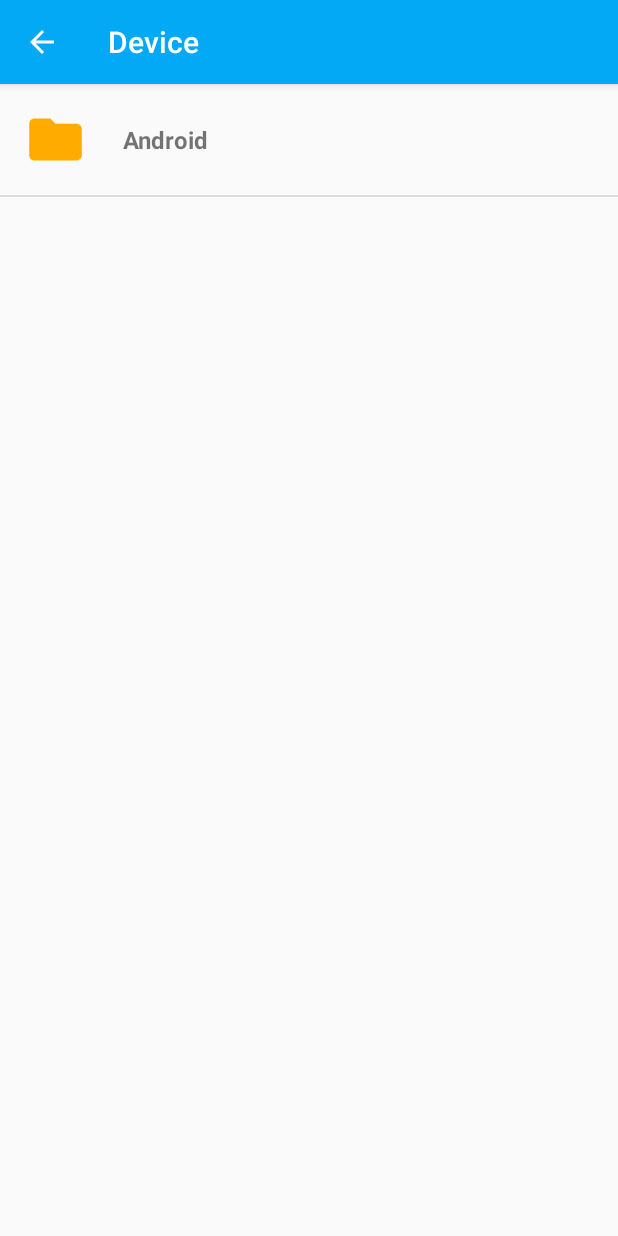
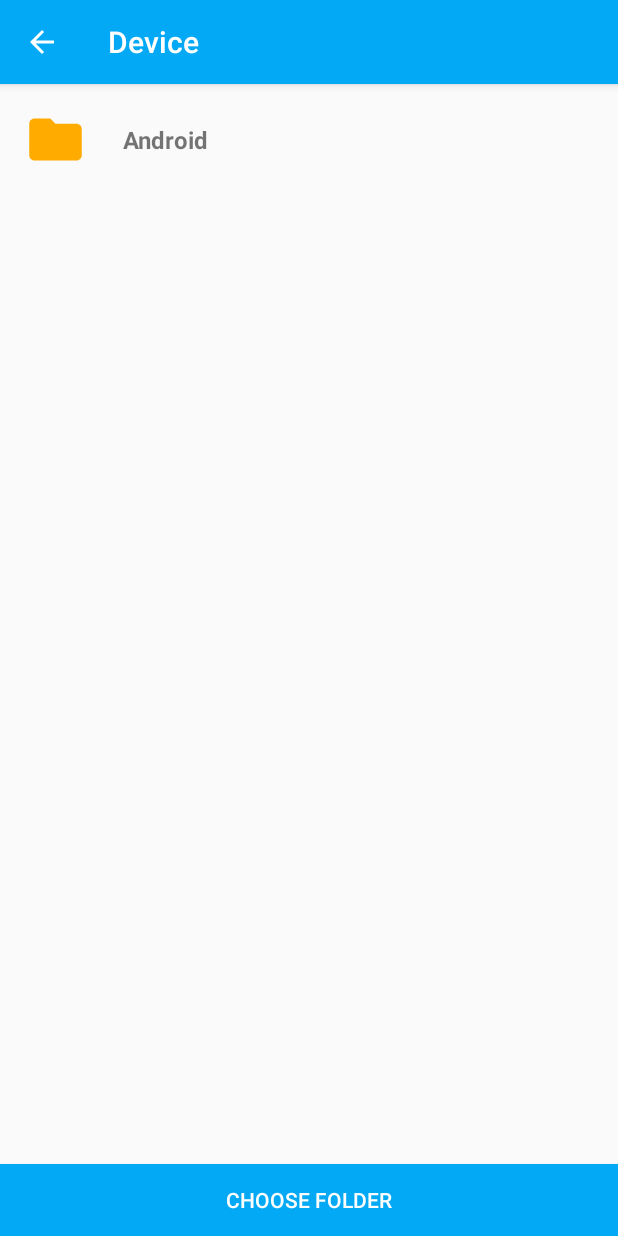
Before and after one commit to TheLuckyCoder/MaterialChooser, an Android app: the ChooserActivity screen opened directly, with no data from a screen before it, after a tap on "Parent Directory", on a phone screen of 412 x 824 dp. Run offline under Robolectric (Android 15) with nearby library versions, the phone set to English and light mode, and no system bars; 1 other tap on this screen came first.

Commit message:
Replace ListView with RecyclerView

```diff
--- a/build.gradle
+++ b/build.gradle
@@ -1,13 +1,13 @@
 // Top-level build file where you can add configuration options common to all sub-projects/modules.
 
 buildscript {
-    ext.kotlin_version = '1.1.51'
+    ext.kotlin_version = '1.1.61'
     repositories {
         google()
         jcenter()
     }
     dependencies {
-        classpath 'com.android.tools.build:gradle:3.0.0'
+        classpath 'com.android.tools.build:gradle:3.0.1'
         classpath "org.jetbrains.kotlin:kotlin-gradle-plugin:$kotlin_version"
 
         // NOTE: Do not place your application dependencies here; they belong
--- a/materialchooser/build.gradle
+++ b/materialchooser/build.gradle
@@ -21,5 +21,6 @@ android {
 
 dependencies {
     implementation "org.jetbrains.kotlin:kotlin-stdlib:$kotlin_version"
-    api 'com.android.support:appcompat-v7:27.0.0'
+    api 'com.android.support:appcompat-v7:27.0.1'
+    api 'com.android.support:recyclerview-v7:27.0.1'
 }
--- a/materialchooser/src/main/java/net/theluckycoder/materialchooser/Chooser.kt
+++ b/materialchooser/src/main/java/net/theluckycoder/materialchooser/Chooser.kt
@@ -18,7 +18,7 @@ class Chooser(private val activity: Activity,
         const val ROOT_DIR_PATH = "rootDirPath"
         const val START_DIR_PATH = "startDirPath"
         const val FILE_EXTENSION = "fileExtension"
-        const val SHOW_HIDDEN_FILES = "setShowHiddenFiles"
+        const val SHOW_HIDDEN_FILES = "showHiddenFiles"
 
         const val RESULT_PATH = "resultPath"
 
--- a/materialchooser/src/main/java/net/theluckycoder/materialchooser/ChooserActivity.kt
+++ b/materialchooser/src/main/java/net/theluckycoder/materialchooser/ChooserActivity.kt
@@ -8,26 +8,29 @@ import android.os.Environment
 import android.support.annotation.RequiresApi
 import android.support.v4.app.ActivityCompat
 import android.support.v4.content.ContextCompat
+import android.support.v7.app.AlertDialog
 import android.support.v7.app.AppCompatActivity
+import android.support.v7.widget.LinearLayoutManager
+import android.support.v7.widget.RecyclerView
 import android.util.Log
 import android.view.MenuItem
 import android.view.View
-import android.widget.AdapterView
 import android.widget.Button
-import android.widget.ListView
+import android.widget.Toast
 import java.io.File
 import java.util.*
 
 
 @RequiresApi
-class ChooserActivity : AppCompatActivity() {
+class ChooserActivity : AppCompatActivity(), FilesAdapter.OnFileClickListener {
 
-    private lateinit var listView: ListView
-    private var showHiddenFiles = false
-    private var isFileChooser = true
-    private var rootDirPath = Environment.getExternalStorageDirectory().absolutePath
-    private lateinit var currentDir: File
-    private var fileExtension = ""
+    private val mFilesList = ArrayList<FileItem>()
+    private lateinit var mAdapter: FilesAdapter
+    private var mShowHiddenFiles = false
+    private var mIsFileChooser = true
+    private var mRootDirPath = Environment.getExternalStorageDirectory().absolutePath
+    private lateinit var mCurrentDir: File
+    private var mFileExtension = ""
 
     public override fun onCreate(savedInstanceState: Bundle?) {
         super.onCreate(savedInstanceState)
@@ -35,40 +38,45 @@ class ChooserActivity : AppCompatActivity() {
 
         supportActionBar?.setDisplayHomeAsUpEnabled(true)
 
-        rootDirPath = intent.getStringExtra(Chooser.ROOT_DIR_PATH) ?: rootDirPath
-        currentDir = File(intent.getStringExtra(Chooser.START_DIR_PATH) ?: rootDirPath)
-        fileExtension = intent.getStringExtra(Chooser.FILE_EXTENSION) ?: ""
-        showHiddenFiles = intent.getBooleanExtra(Chooser.SHOW_HIDDEN_FILES, false)
-        isFileChooser = intent.getIntExtra(Chooser.CHOOSER_TYPE, 0) == 0
+        mAdapter = FilesAdapter(mFilesList, this)
+        mAdapter.setHasStableIds(true)
 
-        listView = findViewById(R.id.list)
-        listView.onItemClickListener = AdapterView.OnItemClickListener { parent, _, position, _ ->
-            val option = parent.getItemAtPosition(position) as FileItem
-            if (option.isFolder) {
-                currentDir = File(option.path)
-                load(currentDir)
-            } else {
-                onSelect(option.path)
-            }
+        val recyclerView: RecyclerView = findViewById(R.id.recycler_view)
+        recyclerView.layoutManager = LinearLayoutManager(this)
+        recyclerView.adapter = mAdapter
+        recyclerView.setHasFixedSize(true)
+
+        mRootDirPath = intent.getStringExtra(Chooser.ROOT_DIR_PATH) ?: mRootDirPath
+        mCurrentDir = File(intent.getStringExtra(Chooser.START_DIR_PATH) ?: mRootDirPath)
+        mFileExtension = intent.getStringExtra(Chooser.FILE_EXTENSION) ?: ""
+        mShowHiddenFiles = intent.getBooleanExtra(Chooser.SHOW_HIDDEN_FILES, false)
+        mIsFileChooser = intent.getIntExtra(Chooser.CHOOSER_TYPE, 0) == 0
+
+        if (!mIsFileChooser) {
+            val selectFolder: Button = findViewById(R.id.button_select_folder)
+            selectFolder.visibility = View.VISIBLE
+            selectFolder.setOnClickListener({ onSelect(mCurrentDir.absolutePath + "/") })
         }
 
-        if (!isFileChooser) {
-            val selectFolder: Button = findViewById(R.id.button_select_folder)
-            selectFolder.visibility = View.VISIBLE
-            selectFolder.setOnClickListener({ onSelect(currentDir.absolutePath + "/") })
+        mCurrentDir.mkdirs()
+        load(mCurrentDir)
+
+        checkForStoragePermission()
+    }
+
+    override fun onFileClick(item: FileItem) {
+        if (item.isFolder) {
+            mCurrentDir = File(item.path)
+            load(mCurrentDir)
+        } else {
+            onSelect(item.path)
         }
-
-        currentDir.mkdirs()
-        load(currentDir)
-
-        if (checkPermission())
-            ActivityCompat.requestPermissions(this, arrayOf(Manifest.permission.WRITE_EXTERNAL_STORAGE), 100)
     }
 
     override fun onBackPressed() {
-        if (currentDir.absolutePath != rootDirPath) {
-            currentDir = currentDir.parentFile
-            load(currentDir)
+        if (mCurrentDir.absolutePath != mRootDirPath) {
+            mCurrentDir = mCurrentDir.parentFile
+            load(mCurrentDir)
         } else {
             setResult(RESULT_CANCELED)
             finish()
@@ -89,7 +97,7 @@ class ChooserActivity : AppCompatActivity() {
                 Log.e("Storage Permission", "Not Granted")
                 finish()
             } else {
-                load(currentDir)
+                load(mCurrentDir)
             }
         }
     }
@@ -103,35 +111,38 @@ class ChooserActivity : AppCompatActivity() {
         if (listedFilesArray != null && listedFilesArray.isNotEmpty()) {
             listedFilesArray.filter { it.canRead() }
                     .forEach {
-                        if (showHiddenFiles) {
+                        if (mShowHiddenFiles) {
                             when {
                                 it.isDirectory -> dirsList.add(FileItem(it.name, it.absolutePath, true))
-                                fileExtension != "" && it.extension == fileExtension -> filesList.add(FileItem(it.name, it.absolutePath, false))
-                                fileExtension == "" -> filesList.add(FileItem(it.name, it.absolutePath, false))
+                                mFileExtension != "" && it.extension == mFileExtension -> filesList.add(FileItem(it.name, it.absolutePath, false))
+                                mFileExtension == "" -> filesList.add(FileItem(it.name, it.absolutePath, false))
                             }
                         } else {
                             if (!it.name.startsWith(".")) {
                                 when {
                                     it.isDirectory -> dirsList.add(FileItem(it.name, it.absolutePath, true))
-                                    fileExtension != "" && it.extension == fileExtension -> filesList.add(FileItem(it.name, it.absolutePath, false))
-                                    fileExtension == "" -> filesList.add(FileItem(it.name, it.absolutePath, false))
+                                    mFileExtension != "" && it.extension == mFileExtension -> filesList.add(FileItem(it.name, it.absolutePath, false))
+                                    mFileExtension == "" -> filesList.add(FileItem(it.name, it.absolutePath, false))
                                 }
                             }
                         }
                     }
         }
 
-        dirsList.sortedBy { it.name }
+        Collections.sort(dirsList)
 
-        if (isFileChooser) {
-            filesList.sortedBy { it.name }
+        if (mIsFileChooser) {
+            Collections.sort(filesList)
             dirsList.addAll(filesList)
         }
 
-        if (dir.absolutePath != Environment.getExternalStorageDirectory().absolutePath)
-            dirsList.add(0, FileItem(getString(R.string.parent_directory), dir.parent, true))
+        if (dir.absolutePath != Environment.getExternalStorageDirectory().absolutePath) {
+            dirsList.add(0, FileItem(getString(R.string.file_chooser_parent_directory), dir.parent, true, true))
+        }
 
-        listView.adapter = FilesAdapter(this, R.layout.item_file, dirsList)
+        mFilesList.clear()
+        mFilesList.addAll(dirsList)
+        mAdapter.notifyDataSetChanged()
     }
 
     private fun onSelect(path: String) {
@@ -141,8 +152,20 @@ class ChooserActivity : AppCompatActivity() {
         finish()
     }
 
-    private fun checkPermission(): Boolean {
-        val result = ContextCompat.checkSelfPermission(this, Manifest.permission.WRITE_EXTERNAL_STORAGE)
-        return result != PackageManager.PERMISSION_GRANTED
+    private fun checkForStoragePermission() {
+        if (ContextCompat.checkSelfPermission(this, Manifest.permission.WRITE_EXTERNAL_STORAGE) != PackageManager.PERMISSION_GRANTED) {
+            if (ActivityCompat.shouldShowRequestPermissionRationale(this, Manifest.permission.WRITE_EXTERNAL_STORAGE)) {
+                Toast.makeText(this, R.string.file_chooser_permission_required_desc, Toast.LENGTH_LONG).show()
+            } else {
+                AlertDialog.Builder(this)
+                        .setTitle(R.string.file_chooser_permission_required)
+                        .setMessage(R.string.file_chooser_permission_required_desc)
+                        .setCancelable(false)
+                        .setIcon(R.drawable.ic_folder)
+                        .setPositiveButton(android.R.string.ok) { _, _ ->
+                            ActivityCompat.requestPermissions(this, arrayOf(Manifest.permission.WRITE_EXTERNAL_STORAGE), 100)
+                        }.show()
+            }
+        }
     }
 }
--- a/materialchooser/src/main/java/net/theluckycoder/materialchooser/FileItem.kt
+++ b/materialchooser/src/main/java/net/theluckycoder/materialchooser/FileItem.kt
@@ -1,3 +1,10 @@
 package net.theluckycoder.materialchooser
 
-internal class FileItem(val name: String, val path: String, val isFolder: Boolean)
+class FileItem(val name: String,
+               val path: String,
+               val isFolder: Boolean,
+               val isParent: Boolean = false) : Comparable<FileItem> {
+
+    override fun compareTo(other: FileItem): Int =
+            name.toLowerCase().compareTo(other.name.toLowerCase())
+}
--- a/materialchooser/src/main/java/net/theluckycoder/materialchooser/FilesAdapter.kt
+++ b/materialchooser/src/main/java/net/theluckycoder/materialchooser/FilesAdapter.kt
@@ -1,38 +1,42 @@
 package net.theluckycoder.materialchooser
 
-import android.content.Context
+import android.support.v7.widget.RecyclerView
 import android.view.LayoutInflater
 import android.view.View
 import android.view.ViewGroup
-import android.widget.ArrayAdapter
 import android.widget.ImageView
 import android.widget.TextView
 
 
-internal class FilesAdapter(context: Context, private val id: Int, private val items: List<FileItem>) : ArrayAdapter<FileItem>(context, id, items) {
+internal class FilesAdapter(private val list: List<FileItem>, private val listener: OnFileClickListener) : RecyclerView.Adapter<FilesAdapter.ViewHolder>() {
 
-    override fun getItem(i: Int): FileItem {
-        return items[i]
+    internal interface OnFileClickListener {
+        fun onFileClick(item: FileItem)
     }
 
-    override fun getView(position: Int, convertView: View?, parent: ViewGroup): View {
-        val view = convertView ?: LayoutInflater.from(context).inflate(id, parent, false)
+    override fun getItemId(position: Int) = list[position].hashCode().toLong()
 
-        val option = items[position]
+    override fun getItemCount() = list.size
 
-        val nameTxt: TextView = view.findViewById(R.id.text_name)
-        val iconImg: ImageView = view.findViewById(R.id.image_icon)
+    override fun onCreateViewHolder(viewGroup: ViewGroup, i: Int) =
+            FilesAdapter.ViewHolder(LayoutInflater.from(viewGroup.context).inflate(R.layout.item_file, viewGroup, false))
 
-        nameTxt.text = option.name
+    override fun onBindViewHolder(viewHolder: FilesAdapter.ViewHolder, position: Int) {
+        val item = list[position]
 
-        if (option.isFolder && option.name == context.getString(R.string.parent_directory))
-            iconImg.setImageResource(R.drawable.ic_up)
-        else if (option.isFolder)
-            iconImg.setImageResource(R.drawable.ic_folder)
-        else
-            iconImg.setImageResource(R.drawable.ic_file)
+        val drawable = when {
+            item.isParent -> R.drawable.ic_up
+            item.isFolder -> R.drawable.ic_folder
+            else -> R.drawable.ic_file
+        }
 
-        return view
+        viewHolder.nameTxt.text = item.name
+        viewHolder.iconImg.setImageResource(drawable)
+        viewHolder.itemView.setOnClickListener { listener.onFileClick(item) }
     }
 
+    class ViewHolder(view: View) : RecyclerView.ViewHolder(view) {
+        @JvmField val nameTxt: TextView = view.findViewById(R.id.text_name)
+        @JvmField val iconImg: ImageView = view.findViewById(R.id.image_icon)
+    }
 }
--- a/materialchooser/src/main/res/layout/activity_chooser.xml
+++ b/materialchooser/src/main/res/layout/activity_chooser.xml
@@ -5,8 +5,8 @@
     android:layout_height="match_parent"
     tools:context=".ChooserActivity">
 
-    <ListView
-        android:id="@+id/list"
+    <android.support.v7.widget.RecyclerView
+        android:id="@+id/recycler_view"
         android:layout_width="match_parent"
         android:layout_height="match_parent"
         android:layout_above="@+id/button_select_folder"
@@ -18,7 +18,8 @@
         android:layout_height="wrap_content"
         android:layout_alignParentBottom="true"
         android:background="@color/colorPrimary"
-        android:text="@string/choose_folder"
-        android:visibility="gone" />
+        android:text="@string/file_chooser_choose_folder"
+        android:textColor="@android:color/primary_text_dark"
+        android:visibility="visible" />
 
 </RelativeLayout>
--- a/materialchooser/src/main/res/values/strings.xml
+++ b/materialchooser/src/main/res/values/strings.xml
@@ -1,6 +1,8 @@
 <?xml version="1.0" encoding="utf-8"?>
 <resources>
     <string name="file_chooser_device">Device</string>
-    <string name="choose_folder">Choose Folder</string>
-    <string name="parent_directory">Parent Directory</string>
+    <string name="file_chooser_choose_folder">Choose Folder</string>
+    <string name="file_chooser_parent_directory">Parent Directory</string>
+    <string name="file_chooser_permission_required">Permission required</string>
+    <string name="file_chooser_permission_required_desc">External storage permission is needed in order to view files</string>
 </resources>
```
Also changed, not shown: 1 other file.
